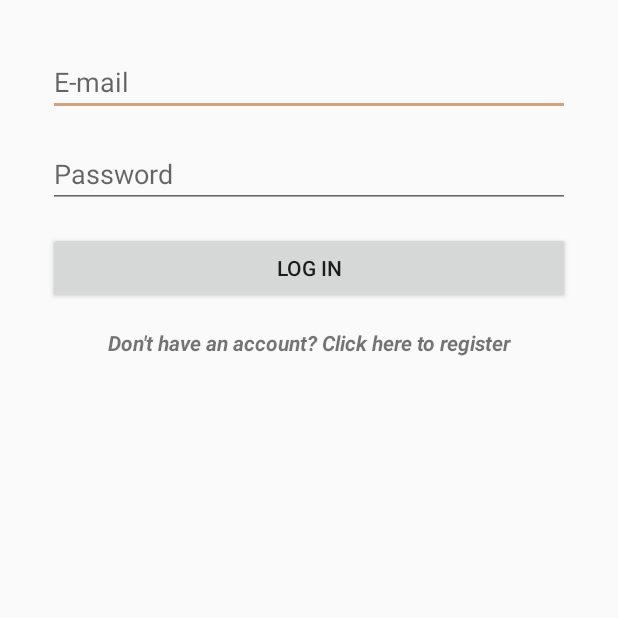
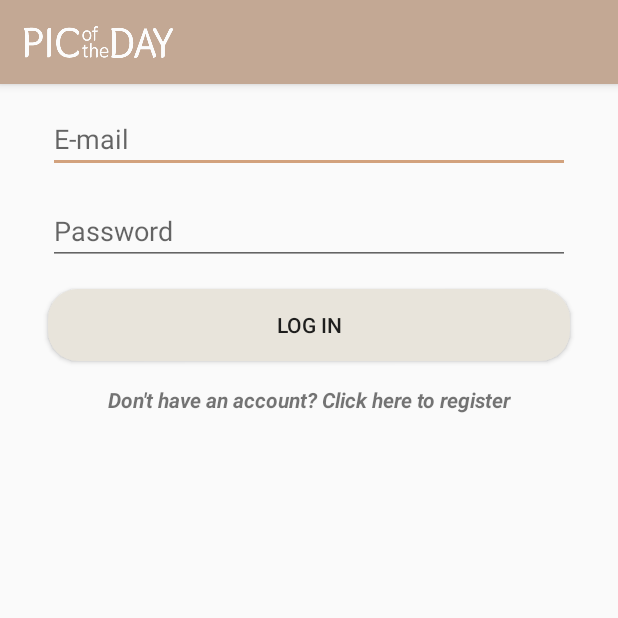
Before and after one commit to AHoflin/group10proj, an Android app: the screen it shows after launch (LoginActivity), on a phone screen of 412 x 824 dp, the top half of it. Run offline under Robolectric (Android 15) with nearby library versions, the phone set to English and light mode, and no system bars; our stand-ins replace Firebase (no records; nobody signed in at launch, a user with empty details on screens opened directly).

Commit message:
just some style changes

```diff
--- /dev/null
+++ b/app/src/main/res/drawable/roundedbutton.xml
@@ -0,0 +1,8 @@
+<?xml version="1.0" encoding="utf-8"?>
+<shape xmlns:android="http://schemas.android.com/apk/res/android" android:shape="rectangle">
+    <solid android:color="@color/colorPrimaryLight"></solid>
+    <corners android:bottomLeftRadius="20dp"
+    android:bottomRightRadius="20dp"
+    android:topLeftRadius="20dp"
+    android:topRightRadius="20dp"></corners>
+</shape>
--- a/app/src/main/res/layout/activity_login.xml
+++ b/app/src/main/res/layout/activity_login.xml
@@ -4,16 +4,30 @@
                                              xmlns:tools="http://schemas.android.com/tools" android:layout_width="match_parent"
                                              android:layout_height="match_parent">
 
+    <android.support.v7.widget.Toolbar
+            android:id="@+id/register_toolbar"
+            android:layout_width="match_parent"
+            android:layout_height="?attr/actionBarSize"
+            style="@style/HeaderBar"
+            android:elevation="4dp"
+            app:layout_constraintTop_toTopOf="parent"
+            app:layout_constraintStart_toStartOf="parent"
+            app:layout_constraintEnd_toEndOf="parent">
+
+        <ImageView android:layout_width="100dp" android:layout_height="match_parent" android:src="@drawable/potdlogo"/>
+
+    </android.support.v7.widget.Toolbar>
+
     <EditText
             android:layout_width="0dp"
-            android:layout_height="wrap_content"
+            android:layout_height="43dp"
             android:ems="10"
-            app:layout_constraintTop_toTopOf="parent"
-            android:layout_marginTop="32dp" android:id="@+id/edittext_email_login"
+            android:id="@+id/edittext_email_login"
             app:layout_constraintStart_toStartOf="parent" android:inputType="textEmailAddress"
             android:hint="@string/edittext_email_login"
             android:layout_marginStart="32dp" android:layout_marginEnd="32dp"
-            app:layout_constraintEnd_toEndOf="parent"/>
+            app:layout_constraintEnd_toEndOf="parent" android:layout_marginTop="16dp"
+            app:layout_constraintTop_toBottomOf="@+id/register_toolbar"/>
     <EditText
             android:layout_width="0dp"
             android:layout_height="wrap_content"
@@ -29,7 +43,8 @@
             android:layout_height="wrap_content"
             android:id="@+id/btn_register" app:layout_constraintEnd_toEndOf="@+id/edittext_password_login"
             app:layout_constraintStart_toStartOf="@+id/edittext_password_login" android:layout_marginTop="16dp"
-            app:layout_constraintTop_toBottomOf="@+id/edittext_password_login"/>
+            app:layout_constraintTop_toBottomOf="@+id/edittext_password_login"
+            android:background="@drawable/roundedbutton"/>
     <TextView
             android:text="@string/text_notregistered"
             android:layout_width="0dp"
--- a/app/src/main/res/layout/activity_settings.xml
+++ b/app/src/main/res/layout/activity_settings.xml
@@ -20,12 +20,14 @@
             android:layout_width="0dp"
             android:layout_height="wrap_content"
             android:id="@+id/btn_logout"
+            android:background="@drawable/roundedbutton"
             app:layout_constraintEnd_toEndOf="parent"
             android:layout_marginEnd="8dp" app:layout_constraintStart_toStartOf="parent"
             android:layout_marginStart="8dp" app:layout_constraintHorizontal_bias="0.0"
             android:layout_marginTop="8dp" app:layout_constraintTop_toBottomOf="@+id/my_toolbar"/>
     <Button
             android:text="DELETE ACCOUNT"
+            android:background="@drawable/roundedbutton"
             android:layout_height="wrap_content" android:id="@+id/btn_delete_account"
             android:layout_marginTop="8dp"
             app:layout_constraintTop_toBottomOf="@+id/btn_logout" app:layout_constraintStart_toStartOf="@+id/btn_logout"
```
Also changed, not shown: app/src/main/res/layout/activity_register.xml (+19 -4 lines).
